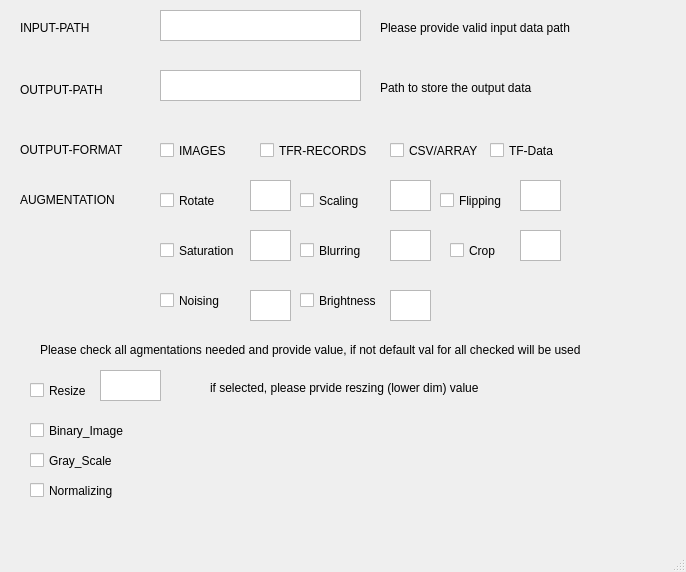
Qt form client/gui/ui/Form.ui (HiteshKhandelwal901/Automated-Etl-tool) before a commit.
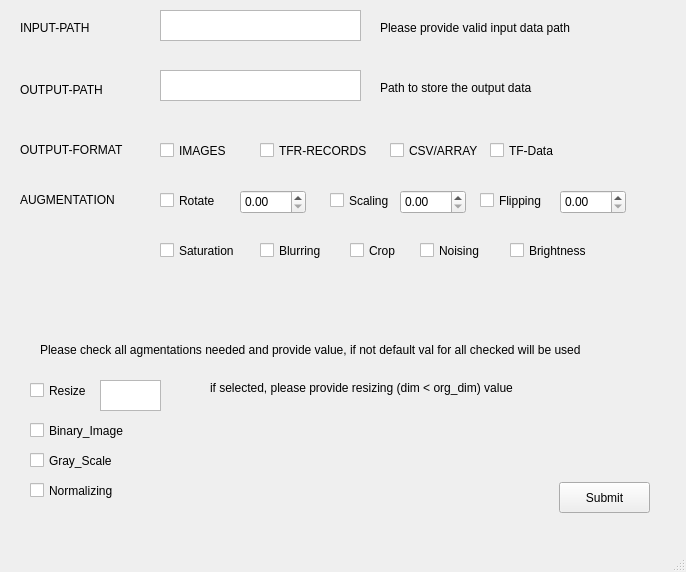
The same form after that commit.

What changed in the file:
```diff
--- a/client/gui/ui/Form.ui
+++ b/client/gui/ui/Form.ui
@@ -180,7 +180,7 @@
    <widget class="QCheckBox" name="checkBox_7">
     <property name="geometry">
      <rect>
-      <x>450</x>
+      <x>350</x>
       <y>240</y>
       <width>51</width>
       <height>21</height>
@@ -193,7 +193,7 @@
    <widget class="QCheckBox" name="checkBox_8">
     <property name="geometry">
      <rect>
-      <x>300</x>
+      <x>330</x>
       <y>190</y>
       <width>71</width>
       <height>21</height>
@@ -206,7 +206,7 @@
    <widget class="QCheckBox" name="checkBox_9">
     <property name="geometry">
      <rect>
-      <x>440</x>
+      <x>480</x>
       <y>190</y>
       <width>71</width>
       <height>21</height>
@@ -219,8 +219,8 @@
    <widget class="QCheckBox" name="checkBox_10">
     <property name="geometry">
      <rect>
-      <x>300</x>
-      <y>290</y>
+      <x>510</x>
+      <y>240</y>
       <width>91</width>
       <height>21</height>
      </rect>
@@ -245,8 +245,8 @@
    <widget class="QCheckBox" name="checkBox_12">
     <property name="geometry">
      <rect>
-      <x>160</x>
-      <y>290</y>
+      <x>420</x>
+      <y>240</y>
       <width>71</width>
       <height>21</height>
      </rect>
@@ -258,7 +258,7 @@
    <widget class="QCheckBox" name="checkBox_13">
     <property name="geometry">
      <rect>
-      <x>300</x>
+      <x>260</x>
       <y>240</y>
       <width>71</width>
       <height>21</height>
@@ -268,86 +268,6 @@
      <string>Blurring</string>
     </property>
    </widget>
-   <widget class="QPlainTextEdit" name="rotate">
-    <property name="geometry">
-     <rect>
-      <x>250</x>
-      <y>180</y>
-      <width>41</width>
-      <height>31</height>
-     </rect>
-    </property>
-   </widget>
-   <widget class="QPlainTextEdit" name="saturation">
-    <property name="geometry">
-     <rect>
-      <x>250</x>
-      <y>230</y>
-      <width>41</width>
-      <height>31</height>
-     </rect>
-    </property>
-   </widget>
-   <widget class="QPlainTextEdit" name="scaling">
-    <property name="geometry">
-     <rect>
-      <x>390</x>
-      <y>180</y>
-      <width>41</width>
-      <height>31</height>
-     </rect>
-    </property>
-   </widget>
-   <widget class="QPlainTextEdit" name="flipping">
-    <property name="geometry">
-     <rect>
-      <x>520</x>
-      <y>180</y>
-      <width>41</width>
-      <height>31</height>
-     </rect>
-    </property>
-   </widget>
-   <widget class="QPlainTextEdit" name="blurring">
-    <property name="geometry">
-     <rect>
-      <x>390</x>
-      <y>230</y>
-      <width>41</width>
-      <height>31</height>
-     </rect>
-    </property>
-   </widget>
-   <widget class="QPlainTextEdit" name="noising">
-    <property name="geometry">
-     <rect>
-      <x>250</x>
-      <y>290</y>
-      <width>41</width>
-      <height>31</height>
-     </rect>
-    </property>
-   </widget>
-   <widget class="QPlainTextEdit" name="crop">
-    <property name="geometry">
-     <rect>
-      <x>520</x>
-      <y>230</y>
-      <width>41</width>
-      <height>31</height>
-     </rect>
-    </property>
-   </widget>
-   <widget class="QPlainTextEdit" name="brightness">
-    <property name="geometry">
-     <rect>
-      <x>390</x>
-      <y>290</y>
-      <width>41</width>
-      <height>31</height>
-     </rect>
-    </property>
-   </widget>
    <widget class="QLabel" name="label_7">
     <property name="geometry">
      <rect>
@@ -378,7 +298,7 @@
     <property name="geometry">
      <rect>
       <x>100</x>
-      <y>370</y>
+      <y>380</y>
       <width>61</width>
       <height>31</height>
      </rect>
@@ -415,12 +335,12 @@
      <rect>
       <x>210</x>
       <y>380</y>
-      <width>321</width>
+      <width>351</width>
       <height>16</height>
      </rect>
     </property>
     <property name="text">
-     <string>if selected, please prvide reszing (lower dim) value</string>
+     <string>if selected, please provide resizing (dim &lt; org_dim) value</string>
     </property>
    </widget>
    <widget class="QCheckBox" name="checkBox_16">
@@ -436,6 +356,76 @@
      <string>Gray_Scale</string>
     </property>
    </widget>
+   <widget class="QDoubleSpinBox" name="rotate_2">
+    <property name="geometry">
+     <rect>
+      <x>240</x>
+      <y>190</y>
+      <width>66</width>
+      <height>24</height>
+     </rect>
+    </property>
+    <property name="minimum">
+     <double>0.000000000000000</double>
+    </property>
+    <property name="maximum">
+     <double>360.000000000000000</double>
+    </property>
+    <property name="singleStep">
+     <double>10.000000000000000</double>
+    </property>
+   </widget>
+   <widget class="QDoubleSpinBox" name="scaling_2">
+    <property name="geometry">
+     <rect>
+      <x>400</x>
+      <y>190</y>
+      <width>66</width>
+      <height>24</height>
+     </rect>
+    </property>
+    <property name="minimum">
+     <double>0.000000000000000</double>
+    </property>
+    <property name="maximum">
+     <double>360.000000000000000</double>
+    </property>
+    <property name="singleStep">
+     <double>10.000000000000000</double>
+    </property>
+   </widget>
+   <widget class="QDoubleSpinBox" name="flipping_2">
+    <property name="geometry">
+     <rect>
+      <x>560</x>
+      <y>190</y>
+      <width>66</width>
+      <height>24</height>
+     </rect>
+    </property>
+    <property name="minimum">
+     <double>0.000000000000000</double>
+    </property>
+    <property name="maximum">
+     <double>360.000000000000000</double>
+    </property>
+    <property name="singleStep">
+     <double>10.000000000000000</double>
+    </property>
+   </widget>
+   <widget class="QPushButton" name="pushButton">
+    <property name="geometry">
+     <rect>
+      <x>559</x>
+      <y>482</y>
+      <width>91</width>
+      <height>31</height>
+     </rect>
+    </property>
+    <property name="text">
+     <string>Submit</string>
+    </property>
+   </widget>
   </widget>
   <widget class="QMenuBar" name="menubar">
    <property name="geometry">
```
Left out of the diff: 10 changed lines with no effect on the pictures.
